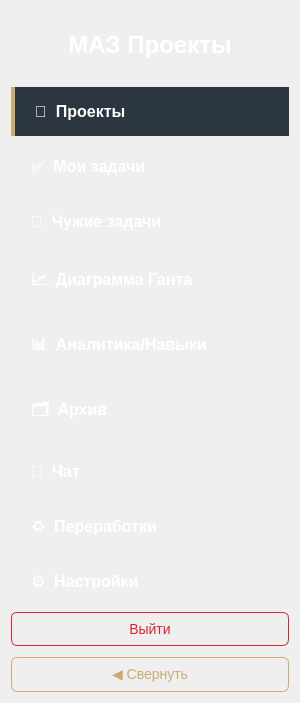
Qt form ui/left_panel.ui (lerakaplich/TaskPlanner2) before a commit.
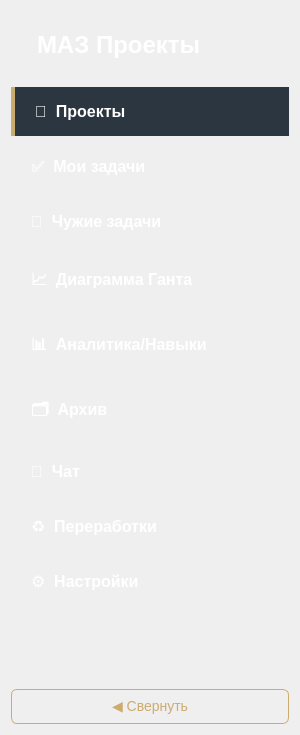
The same form after that commit.

```diff
--- a/ui/left_panel.ui
+++ b/ui/left_panel.ui
@@ -7,10 +7,9 @@
     <x>0</x>
     <y>0</y>
     <width>300</width>
-    <height>668</height>
+    <height>735</height>
    </rect>
   </property>
-
   <layout class="QVBoxLayout" name="verticalLayout_2">
    <item>
     <widget class="QLabel" name="label">
@@ -26,9 +25,6 @@
      <property name="text">
       <string>МАЗ Проекты</string>
      </property>
-     <property name="alignment">
-      <set>Qt::AlignmentFlag::AlignCenter</set>
-     </property>
     </widget>
    </item>
    <item>
@@ -297,9 +293,6 @@
    </item>
    <item>
     <spacer name="verticalSpacer">
-     <property name="orientation">
-      <enum>Qt::Orientation::Vertical</enum>
-     </property>
      <property name="sizeHint" stdset="0">
       <size>
        <width>20</width>
@@ -308,29 +301,6 @@
      </property>
     </spacer>
    </item>
-   <item>
-    <!-- НОВАЯ КНОПКА ВЫХОДА -->
-    <widget class="QPushButton" name="btnLogout">
-     <property name="styleSheet">
-      <string notr="true">QPushButton {
-    background-color: transparent;
-    color: #D22730;
-    font-size: 14px;
-    border: 1px solid #D22730;
-    border-radius: 6px;
-    padding: 8px;
-    margin-bottom: 5px;
-}
-QPushButton:hover {
-    background-color: #D22730;
-    color: white;
-}</string>
-     </property>
-     <property name="text">
-      <string>Выйти</string>
-     </property>
-    </widget>
-   </item>
    <item>
     <widget class="QPushButton" name="btnCollapse">
      <property name="styleSheet">
```
